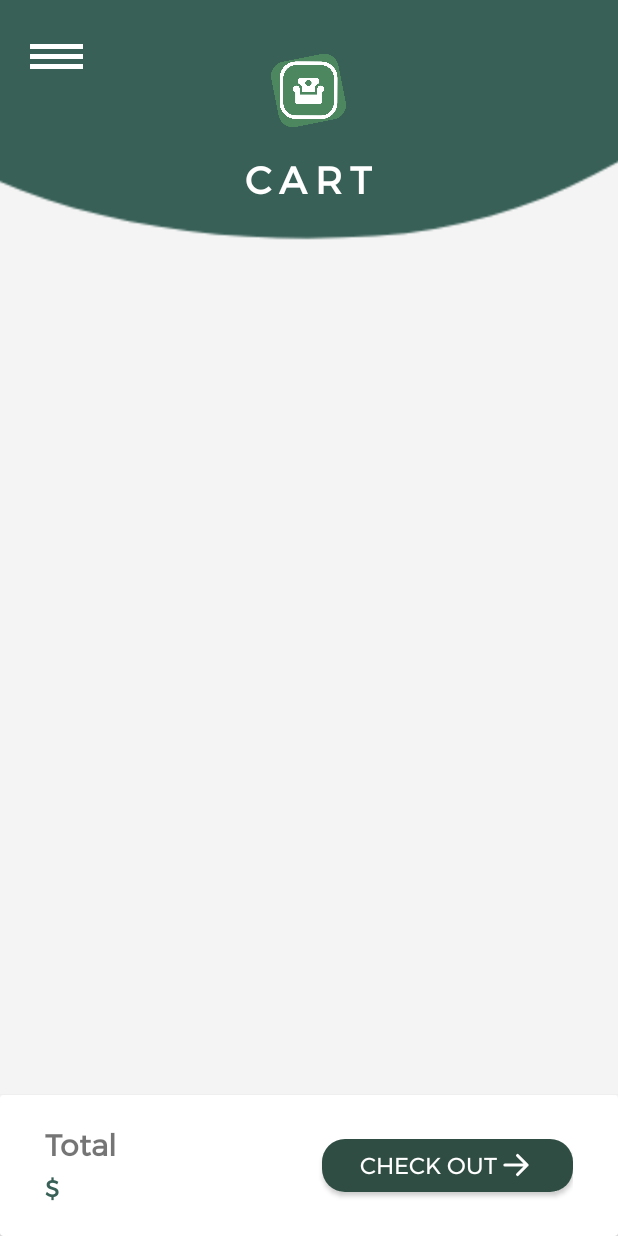
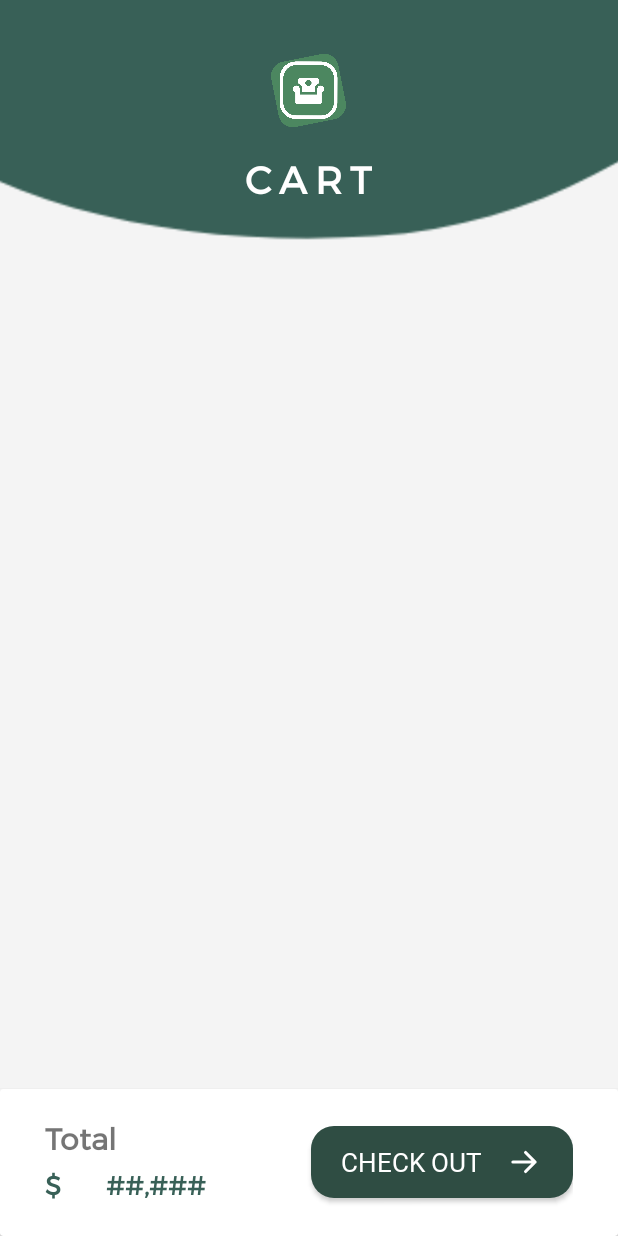
Before and after one commit to Laucs/furnivision-app, an Android app: the layout activity_cart.xml on its own in the app's theme, with its tools: preview values and no code run, on a phone screen of 412 x 824 dp. Run offline under Robolectric (Android 15) with nearby library versions, the phone set to English and light mode, and no system bars; Roboto replaces fonts that are not available here.

Commit message:
Cart Page Update

```diff
--- a/app/src/main/res/layout/activity_cart.xml
+++ b/app/src/main/res/layout/activity_cart.xml
@@ -14,7 +14,6 @@
        <RelativeLayout
            android:layout_width="match_parent"
            android:layout_height="match_parent"
-           android:scrollbars="vertical"
            >
            <RelativeLayout
                android:id="@+id/header"
@@ -52,13 +51,6 @@
                    android:textAllCaps="true"
                    android:letterSpacing="0.2"
                    />
-               <ImageView
-                   android:layout_width="35dp"
-                   android:layout_height="35dp"
-                   android:src="@drawable/menu_icon"
-                   android:scaleType="fitXY"
-                   android:layout_margin="20dp"
-                   />
 
            </RelativeLayout>
 
@@ -67,9 +59,9 @@
                android:layout_width="match_parent"
                android:layout_height="match_parent"
                android:layout_below="@id/header"
-               android:scrollbars="none"
+               android:paddingHorizontal="40dp"
+               android:layout_marginBottom="150dp"
                android:background="#f4f4f4"
-               android:paddingHorizontal="40dp"
                />
 
 
@@ -98,6 +90,7 @@
                 android:textStyle="bold"
                 android:textSize="20sp"
                 android:text="@string/total"/>
+
             <TextView
                 android:id="@+id/currency_sign"
                 android:layout_width="wrap_content"
@@ -105,40 +98,41 @@
                 android:layout_below="@id/total_textview"
                 android:layout_marginVertical="2dp"
                 android:fontFamily="@font/montserrat"
+                android:text="@string/dollar"
                 android:textColor="@color/primary"
-                android:textStyle="bold"
-                android:textSize="15sp"
-                android:text="@string/dollar"
-                />
+                android:textSize="17sp"
+                android:textStyle="bold" />
+
             <TextView
                 android:id="@+id/total_amount_textview"
                 android:layout_width="wrap_content"
                 android:layout_height="wrap_content"
+                android:layout_below="@id/total_textview"
+                android:layout_alignTop="@id/currency_sign"
+                android:layout_alignBottom="@id/currency_sign"
+                android:layout_marginHorizontal="30dp"
                 android:layout_toEndOf="@id/currency_sign"
-                android:layout_alignBottom="@id/currency_sign"
-                android:layout_alignTop="@id/currency_sign"
-                android:layout_below="@id/total_textview"
-                android:layout_marginHorizontal="30dp"
-                android:textSize="15sp"
+                android:background="@color/white"
+                android:fontFamily="@font/montserrat"
+                android:text="@string/sample_price"
                 android:textColor="@color/primary"
-                android:fontFamily="@font/montserrat"
-                android:textStyle="bold"
-                android:background="@color/white"
-                />
+                android:textSize="17sp"
+                android:textStyle="bold" />
 
             <Button
                 android:id="@+id/checkout_button"
                 android:layout_width="wrap_content"
-                android:layout_height="35dp"
+                android:layout_height="wrap_content"
                 android:layout_alignParentEnd="true"
                 android:layout_centerVertical="true"
-                android:paddingHorizontal="25dp"
+                android:paddingHorizontal="20dp"
                 android:background="@drawable/button_darker_style"
+                android:drawablePadding="15dp"
                 android:drawableRight="@drawable/arrow_right_icon"
-                android:fontFamily="@font/montserrat"
+                android:fontFamily="@font/montserrat_semibold"
                 android:text="@string/check_out"
                 android:textColor="@color/white"
-                android:textSize="15sp"
+                android:textSize="17sp"
                 />
 
         </RelativeLayout>
--- a/app/src/main/res/layout/furniture_item.xml
+++ b/app/src/main/res/layout/furniture_item.xml
@@ -41,8 +41,8 @@
 
             <ImageButton
                 android:id="@+id/add_furniture_btn"
-                android:layout_width="20dp"
-                android:layout_height="20dp"
+                android:layout_width="30dp"
+                android:layout_height="30dp"
                 android:layout_toStartOf="@id/count_textview"
                 android:layout_centerVertical="true"
                 android:background="@color/transparent"
@@ -62,8 +62,8 @@
                 />
             <ImageButton
                 android:id="@+id/deduct_furniture_btn"
-                android:layout_width="20dp"
-                android:layout_height="20dp"
+                android:layout_width="30dp"
+                android:layout_height="30dp"
                 android:layout_alignParentEnd="true"
                 android:layout_centerVertical="true"
                 android:background="@color/transparent"
```
